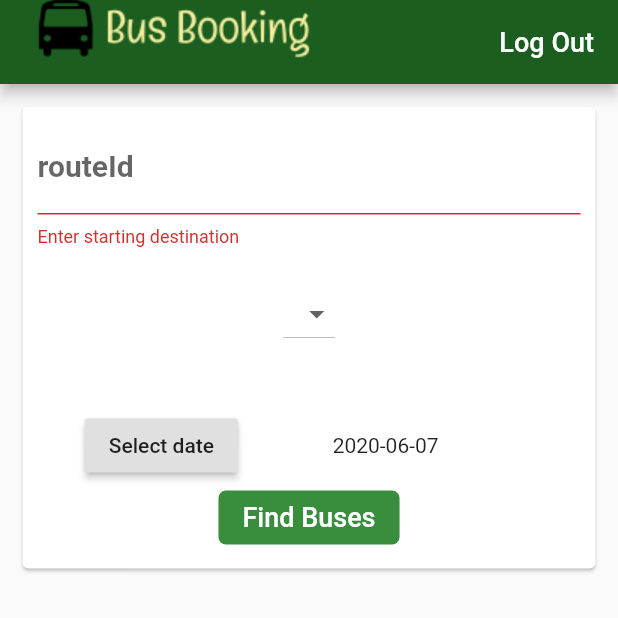
After one commit to Hiruna-Kumara/transport_booking_system_passenger_mobile, a Flutter app: the GetTurnByRouteID screen opened directly, after a tap on "Find Buses", on a phone screen of 412 x 824 dp, the top half of it. The commit adds this screen. Run offline on Flutter 3.47's test engine with Material 2 defaults, Android fonts, the phone set to English and light mode, and no system bars; our stand-ins replace shared_preferences, string_validator; accounts and stored records are empty.

Commit message:
searchById_1

```diff
--- /dev/null
+++ b/lib/views/pages/getTurnByRouteID.dart
@@ -0,0 +1,198 @@
+import 'package:flutter/material.dart';
+import 'package:shared_preferences/shared_preferences.dart';
+import 'package:transport_booking_system_passenger_mobile/views/pages/trip_details_by_id.dart';
+// import 'package:transport_booking_system_passenger_mobile/controllers/authController.dart';
+// import 'package:transport_booking_system_passenger_mobile/models/apiResponse.dart';
+// import 'package:transport_booking_system_passenger_mobile/models/route.dart';
+// import 'package:transport_booking_system_passenger_mobile/views/pages/trip_details.dart';
+import 'package:transport_booking_system_passenger_mobile/views/shared_widgets/page_widget.dart';
+
+import 'auth.dart';
+
+class GetTurnByRouteID extends StatefulWidget {
+  // final String uid;
+  // final String token;
+  // final String startingDestination;
+  // final String endingDestination;
+  // final String journeyDate;
+  // RouteDetails({this.uid, this.token, this.startingDestination, this.endingDestination, this.journeyDate});
+  GetTurnByRouteID(
+
+  );
+
+  @override
+  _GetTurnByRouteIDState createState() => _GetTurnByRouteIDState();
+}
+
+class _GetTurnByRouteIDState extends State<GetTurnByRouteID> {
+  SharedPreferences sharedPreferences;
+  final _formKey = GlobalKey<FormState>();
+  DateTime selectedDate = DateTime.now();
+  String routeId;
+  String journeyDate = DateTime.now().toString();
+
+  Future<Null> _selectDate(BuildContext context) async {
+    final DateTime picked = await showDatePicker(
+        context: context,
+        initialDate: selectedDate,
+        firstDate: DateTime(2015, 8),
+        lastDate: DateTime(2101));
+    if (picked != null && picked != selectedDate)
+      setState(() {
+        selectedDate = picked;
+        journeyDate = selectedDate.toString();
+      });
+  }
+
+  @override
+  Widget build(BuildContext context) {
+    return Scaffold(
+
+      appBar: AppBar(
+        backgroundColor: Colors.green[900],
+        title: PageTitleHomePage(),
+        actions: <Widget>[
+          //   FlatButton(
+          //     child: Text(
+          //       "Find route",
+          //       style: TextStyle(
+          //         color: Colors.white,
+          //         fontSize: 18.0,
+          //       ),
+          //     ),
+          //     onPressed: () {
+          //       sharedPreferences.clear();
+          //       // shoule make changes to shared preference
+          //       Navigator.of(context).pushReplacement(
+          //         MaterialPageRoute(builder: (context) => SearchRoute())
+          //       );
+          //     },
+          //   ),
+          FlatButton(
+            child: Text(
+              "Log Out",
+              style: TextStyle(
+                color: Colors.white,
+                fontSize: 18.0,
+              ),
+            ),
+            onPressed: () {
+              sharedPreferences.clear();
+              // shoule make changes to shared preference
+              Navigator.of(context).pushReplacement(
+                  MaterialPageRoute(builder: (context) => LoginPage()));
+            },
+          ),
+        ],
+      ),
+      body: SingleChildScrollView(
+        child: Card(
+          margin: EdgeInsets.all(15.0),
+          child: Padding(
+            padding: const EdgeInsets.all(10.0),
+            child: Form(
+              key: _formKey,
+              child: Column(
+                children: <Widget>[
+                  TextFormField(
+                    decoration: InputDecoration(
+                      labelText: "routeId",
+                      labelStyle: TextStyle(
+                        fontWeight: FontWeight.bold,
+                        fontSize: 20,
+                      ),
+                    ),
+                    validator: (val) =>
+                        val.isEmpty ? 'Enter starting destination' : null,
+                    onChanged: (val) {
+                      setState(() => routeId = val);
+                    },
+                  ),
+                  SizedBox(
+                    height: 20,
+                  ),
+                  new DropdownButton<String>(
+  items: <String>['A', 'B', 'C', 'D'].map((String value) {
+    return new DropdownMenuItem<String>(
+      value: value,
+      child: new Text(value),
+    );
+  }).toList(),
+  onChanged: (_) {},
+),
+SizedBox(
+height: 40,
+),
+                  // Container(
+                  //   alignment: Alignment(0, 0),
+                  //   child: TextFormField(
+                  //     decoration: InputDecoration(
+                  //       labelText: "Ending Destination ",
+                  //       labelStyle: TextStyle(
+                  //         fontWeight: FontWeight.bold,
+                  //         fontSize: 20,
+                  //       ),
+                  //     ),
+                  //     validator: (val) =>
+                  //         val.isEmpty ? 'Enter ending destination' : null,
+                  //     onChanged: (val) {
+                  //       // setState(() => endingDestination = val);
+                  //     },
+                  //   ),
+                  // ),
+                  // SizedBox(
+                  //   height: 20,
+                  // ),
+                  Row(
+                    mainAxisAlignment: MainAxisAlignment.spaceAround,
+                    children: <Widget>[
+                      RaisedButton(
+                        onPressed: () => _selectDate(context),
+                        child: Text('Select date'),
+                      ),
+                      Text("${selectedDate.toLocal()}".split(' ')[0]),
+                      SizedBox(
+                        height: 20.0,
+                      ),
+                    ],
+                  ),
+                  Row(
+                    mainAxisAlignment: MainAxisAlignment.spaceEvenly,
+                    children: <Widget>[
+                      FlatButton(
+                        child: Text(
+                          "Find Buses",
+                          style: TextStyle(
+                            color: Colors.white,
+                            fontSize: 18.0,
+                          ),
+                        ),
+                        color: Colors.green[700],
+                        shape: RoundedRectangleBorder(
+                            borderRadius: BorderRadius.circular(5)),
+                        onPressed: () {
+                          if (_formKey.currentState.validate()) {
+                            Navigator.of(context).push(MaterialPageRoute(
+                              builder: (context) => TripDetailsById(
+                                // uid: uid,
+                                // token: token,
+                                // startingDestination: startingDestination,
+                                // endingDestination: endingDestination,
+                                // journeyDate: journeyDate,
+                                routeId:routeId,
+                              )
+                            ));
+                          }
+                        },
+                      ),
+                    ],
+                  ),
+                ],
+              ),
+            ),
+          ),
+        ),
+      ),
+    );
+  }
+}
```
Also changed, not shown: lib/controllers/authController.dart (+126 -71 lines), lib/models/routeDataGetById.dart (added, +32 -0 lines), lib/views/pages/home.dart (+17 -0 lines), lib/views/pages/trip_details_by_id.dart (added, +256 -0 lines).
